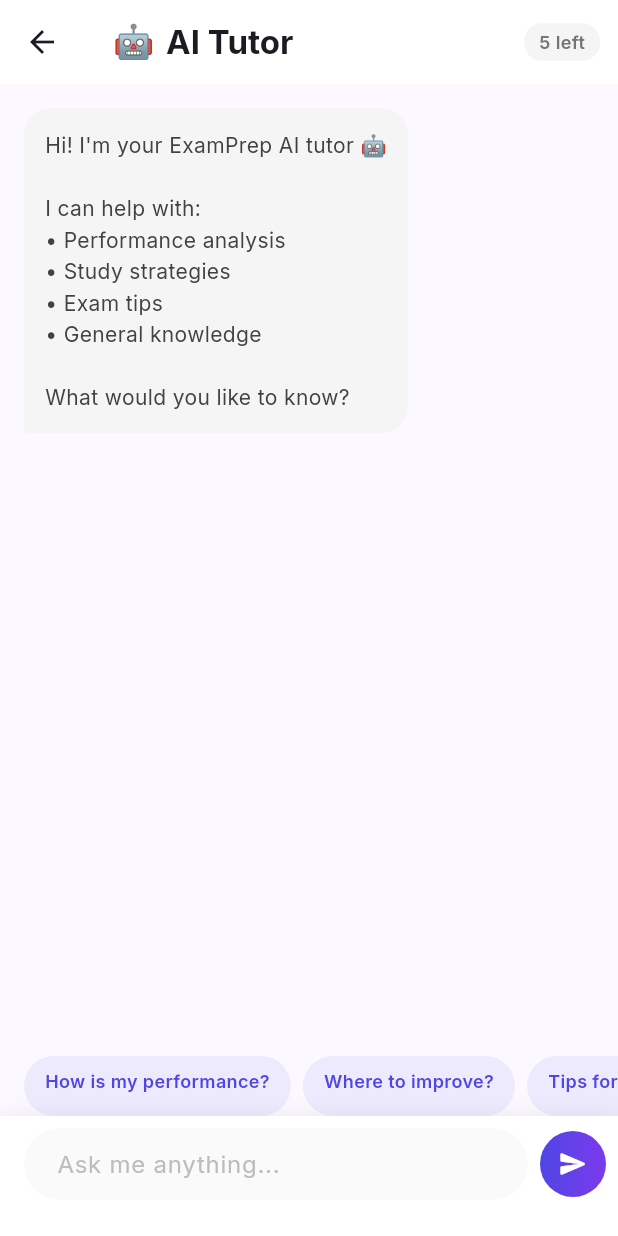
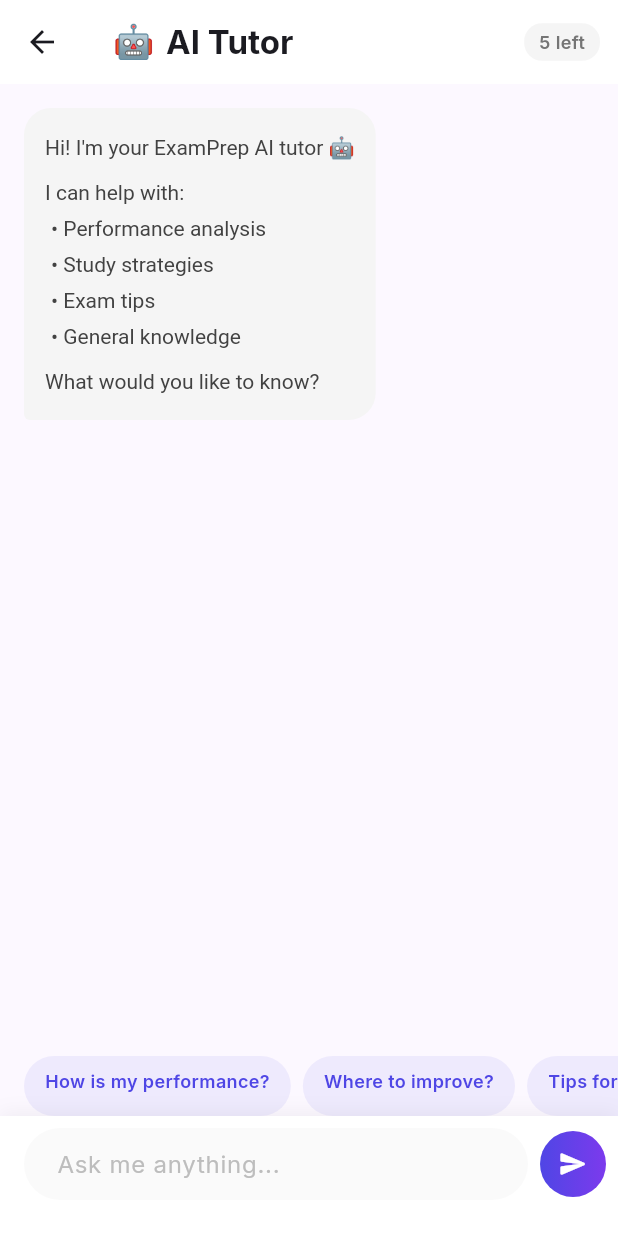
Before and after one commit to VenkyJallella/Exam-Prep, a Flutter app: the ChatbotScreen screen opened directly, on a phone screen of 412 x 824 dp. Run offline on Flutter 3.47's test engine with Material 3 defaults, Android fonts, the phone set to English and light mode, and no system bars; our stand-ins replace flutter_secure_storage, google_fonts; accounts and stored records are empty; network calls fail.

Commit message:
fix: render chatbot markdown properly — bold text, line breaks, bullets
Replaced plain Text() with _renderMessage() that:
- Parses **bold** markdown into FontWeight.bold spans
- Handles line breaks properly (each line rendered separately)
- Supports bullet points and numbered lists
- No more text cutoff or broken rendering

Co-Authored-By: Claude Opus 4.6 <noreply@anthropic.com>

```diff
--- a/mobile/lib/screens/chatbot_screen.dart
+++ b/mobile/lib/screens/chatbot_screen.dart
@@ -99,7 +99,7 @@ class _ChatbotScreenState extends State<ChatbotScreen> {
                     bottomLeft: Radius.circular(isUser ? 18 : 4), bottomRight: Radius.circular(isUser ? 4 : 18),
                   ),
                 ),
-                child: Text(msg['content'] ?? '', style: TextStyle(color: isUser ? Colors.white : Colors.grey[800], fontSize: 14, height: 1.5)),
+                child: _renderMessage(msg['content'] ?? '', isUser),
               ),
             );
           },
@@ -153,4 +153,37 @@ class _ChatbotScreenState extends State<ChatbotScreen> {
       ]),
     );
   }
+
+  Widget _renderMessage(String text, bool isUser) {
+    // Strip markdown and render as rich text
+    final color = isUser ? Colors.white : Colors.grey[800]!;
+    final lines = text.split('\n');
+
+    return Column(
+      crossAxisAlignment: CrossAxisAlignment.start,
+      children: lines.map((line) {
+        final trimmed = line.trim();
+        if (trimmed.isEmpty) return const SizedBox(height: 6);
+
+        // Bold text: **text**
+        final spans = <TextSpan>[];
+        final boldRegex = RegExp(r'\*\*(.+?)\*\*');
+        int lastEnd = 0;
+        for (final match in boldRegex.allMatches(trimmed)) {
+          if (match.start > lastEnd) spans.add(TextSpan(text: trimmed.substring(lastEnd, match.start)));
+          spans.add(TextSpan(text: match.group(1), style: const TextStyle(fontWeight: FontWeight.bold)));
+          lastEnd = match.end;
+        }
+        if (lastEnd < trimmed.length) spans.add(TextSpan(text: trimmed.substring(lastEnd)));
+
+        // Bullet points
+        final isBullet = trimmed.startsWith('•') || trimmed.startsWith('- ') || RegExp(r'^\d+\.').hasMatch(trimmed);
+
+        return Padding(
+          padding: EdgeInsets.only(bottom: 3, left: isBullet ? 4 : 0),
+          child: RichText(text: TextSpan(style: TextStyle(color: color, fontSize: 14, height: 1.5), children: spans.isEmpty ? [TextSpan(text: trimmed)] : spans)),
+        );
+      }).toList(),
+    );
+  }
 }
```
